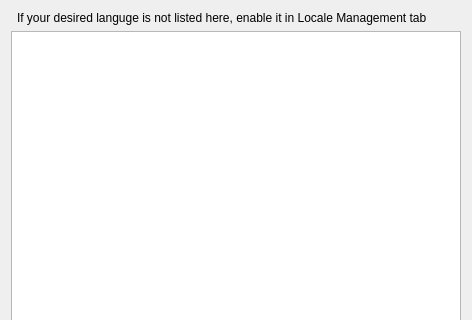
First picture: the form in choosedialog.ui, repository dolphinoracle/mx-locale, before the edit; both pictures show x 0 to 472 and y 0 to 320 of the 472 by 533 pixel window.
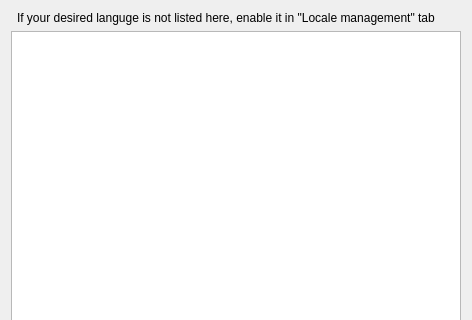
Second picture: the form after the edit.

Patch:
```diff
--- a/choosedialog.ui
+++ b/choosedialog.ui
@@ -55,7 +55,7 @@
    <item row="0" column="1" colspan="2">
     <widget class="QLabel" name="label">
      <property name="text">
-      <string>If your desired languge is not listed here, enable it in Locale Management tab</string>
+      <string>If your desired languge is not listed here, enable it in &quot;Locale management&quot; tab</string>
      </property>
     </widget>
    </item>
```
